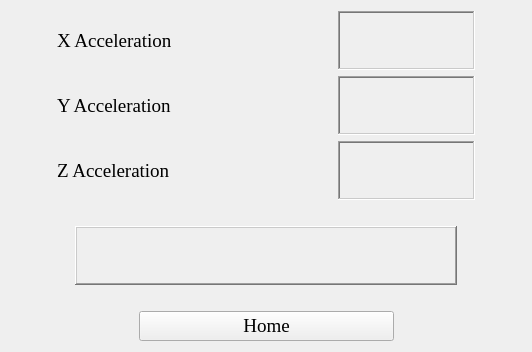
Before: the Qt Designer form DeskTop App/UIs/fall.ui in mohab-hisham/Smart-Home-System-controlled-by-EEG, drawn with Qt 5.
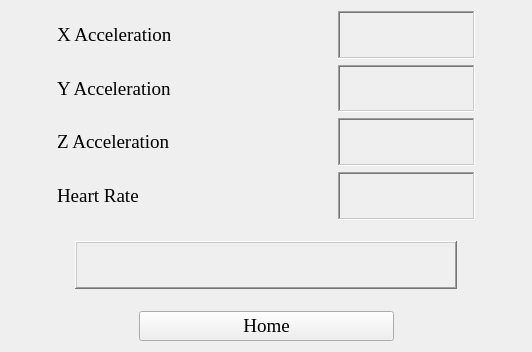
After: the same form once the commit is applied.

The edit to the form file:
```diff
--- a/DeskTop App/UIs/fall.ui
+++ b/DeskTop App/UIs/fall.ui
@@ -15,7 +15,7 @@
   </property>
   <layout class="QGridLayout" name="gridLayout">
    <item row="0" column="0">
-    <layout class="QVBoxLayout" name="verticalLayout" stretch="3,3,3,1,3,1,3">
+    <layout class="QVBoxLayout" name="verticalLayout" stretch="3,3,3,3,1,3,1,3">
      <item>
       <layout class="QHBoxLayout" name="horizontalLayout" stretch="1,5,1,3,1">
        <item>
@@ -241,6 +241,81 @@
        </item>
       </layout>
      </item>
+     <item>
+      <layout class="QHBoxLayout" name="horizontalLayout_6" stretch="1,5,1,3,1">
+       <item>
+        <spacer name="horizontalSpacer_14">
+         <property name="orientation">
+          <enum>Qt::Horizontal</enum>
+         </property>
+         <property name="sizeHint" stdset="0">
+          <size>
+           <width>40</width>
+           <height>20</height>
+          </size>
+         </property>
+        </spacer>
+       </item>
+       <item>
+        <widget class="QLabel" name="heart_label">
+         <property name="font">
+          <font>
+           <family>Times New Roman</family>
+           <pointsize>14</pointsize>
+          </font>
+         </property>
+         <property name="text">
+          <string>Heart Rate</string>
+         </property>
+        </widget>
+       </item>
+       <item>
+        <spacer name="horizontalSpacer_15">
+         <property name="orientation">
+          <enum>Qt::Horizontal</enum>
+         </property>
+         <property name="sizeHint" stdset="0">
+          <size>
+           <width>40</width>
+           <height>20</height>
+          </size>
+         </property>
+        </spacer>
+       </item>
+       <item>
+        <widget class="QLabel" name="hval_label">
+         <property name="font">
+          <font>
+           <family>Times New Roman</family>
+           <pointsize>14</pointsize>
+          </font>
+         </property>
+         <property name="frameShape">
+          <enum>QFrame::WinPanel</enum>
+         </property>
+         <property name="frameShadow">
+          <enum>QFrame::Sunken</enum>
+         </property>
+         <property name="text">
+          <string/>
+         </property>
+        </widget>
+       </item>
+       <item>
+        <spacer name="horizontalSpacer_16">
+         <property name="orientation">
+          <enum>Qt::Horizontal</enum>
+         </property>
+         <property name="sizeHint" stdset="0">
+          <size>
+           <width>40</width>
+           <height>20</height>
+          </size>
+         </property>
+        </spacer>
+       </item>
+      </layout>
+     </item>
      <item>
       <spacer name="verticalSpacer">
        <property name="orientation">
```
